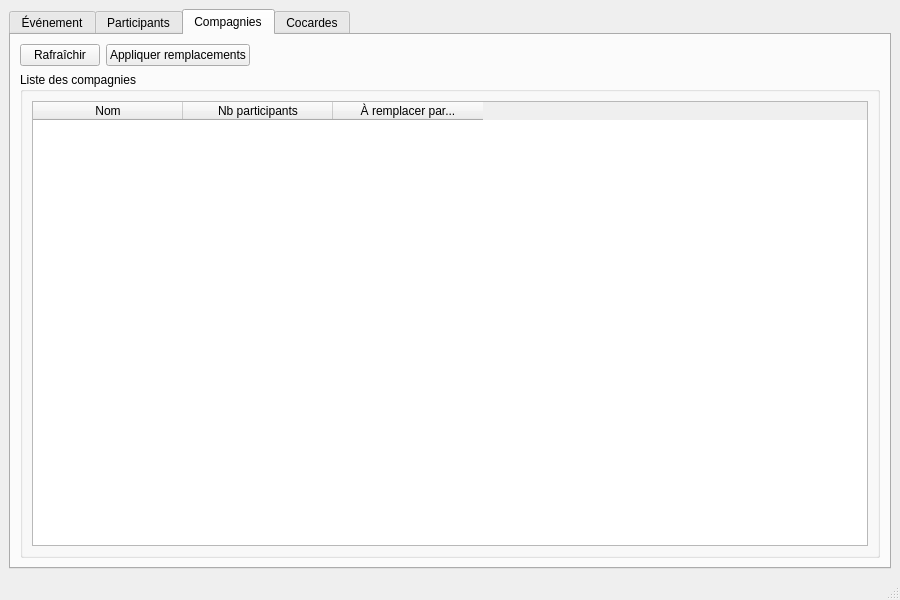
Before: the Qt Designer form MainWindow.ui in chosson/smpte-eventbrite, drawn with Qt 5.
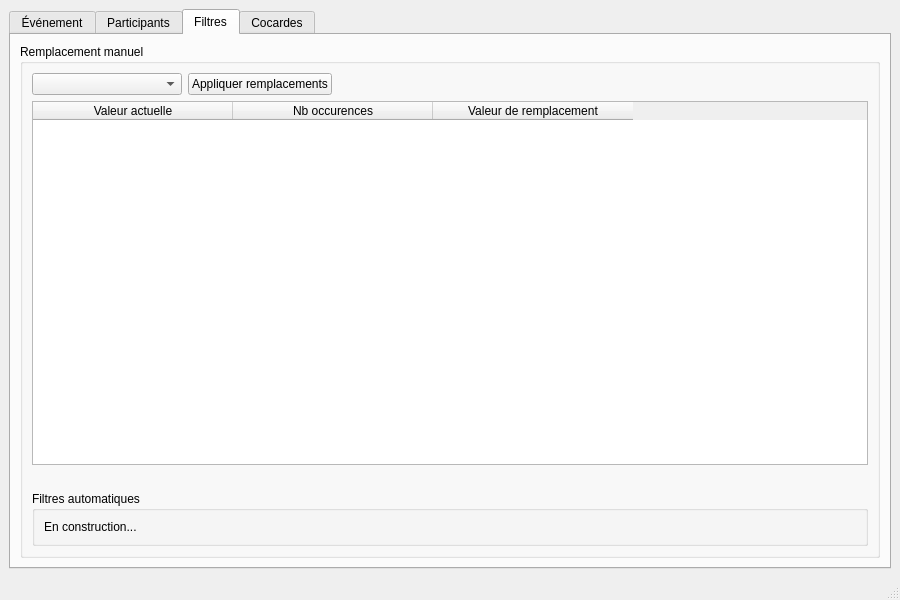
After: the same form once the commit is applied. The open tabs and pages were chosen to show the change.

Commit message: Généralisation du filtrage manuel de propriété à 4 props plutôt que juste le nom de compagnie.

The edit to the form file:
```diff
--- a/MainWindow.ui
+++ b/MainWindow.ui
@@ -335,16 +335,51 @@
       </widget>
       <widget class="QWidget" name="tab">
        <attribute name="title">
-        <string>Compagnies</string>
+        <string>Filtres</string>
        </attribute>
        <layout class="QVBoxLayout" name="verticalLayout_8">
         <item>
+         <widget class="QGroupBox" name="groupBox">
+          <property name="title">
+           <string>Remplacement manuel</string>
+          </property>
+          <layout class="QVBoxLayout" name="verticalLayout_7">
+           <item>
          <layout class="QHBoxLayout" name="horizontalLayout_6">
           <item>
-           <widget class="QPushButton" name="btnRefreshCompanies">
+              <widget class="QComboBox" name="comboManualFilter">
+               <property name="minimumSize">
+                <size>
+                 <width>150</width>
+                 <height>0</height>
+                </size>
+               </property>
+               <property name="currentIndex">
+                <number>-1</number>
+               </property>
+               <property name="placeholderText">
+                <string>Choisir propriété</string>
+               </property>
+               <item>
             <property name="text">
-             <string>Rafraîchir</string>
-            </property>
+                 <string>Prénom</string>
+                </property>
+               </item>
+               <item>
+                <property name="text">
+                 <string>Nom</string>
+                </property>
+               </item>
+               <item>
+                <property name="text">
+                 <string>Rôle</string>
+                </property>
+               </item>
+               <item>
+                <property name="text">
+                 <string>Compagnie</string>
+                </property>
+               </item>
            </widget>
           </item>
           <item>
@@ -370,13 +405,7 @@
          </layout>
         </item>
         <item>
-         <widget class="QGroupBox" name="groupBox">
-          <property name="title">
-           <string>Liste des compagnies</string>
-          </property>
-          <layout class="QVBoxLayout" name="verticalLayout_7">
-           <item>
-            <widget class="QTableWidget" name="tableCompanyNames">
+            <widget class="QTableWidget" name="tableManualFilter">
              <property name="sortingEnabled">
               <bool>true</bool>
              </property>
@@ -387,7 +416,7 @@
               <number>3</number>
              </property>
              <attribute name="horizontalHeaderDefaultSectionSize">
-              <number>150</number>
+              <number>200</number>
              </attribute>
              <attribute name="horizontalHeaderShowSortIndicator" stdset="0">
               <bool>true</bool>
@@ -397,21 +426,50 @@
              </attribute>
              <column>
               <property name="text">
-               <string>Nom</string>
+               <string>Valeur actuelle</string>
               </property>
              </column>
              <column>
               <property name="text">
-               <string>Nb participants</string>
+               <string>Nb occurences</string>
               </property>
              </column>
              <column>
               <property name="text">
-               <string>À remplacer par...</string>
+               <string>Valeur de remplacement</string>
               </property>
              </column>
             </widget>
            </item>
+           <item>
+            <spacer name="horizontalSpacer_6">
+             <property name="orientation">
+              <enum>Qt::Orientation::Horizontal</enum>
+             </property>
+             <property name="sizeHint" stdset="0">
+              <size>
+               <width>40</width>
+               <height>20</height>
+              </size>
+             </property>
+            </spacer>
+           </item>
+           <item>
+            <widget class="QGroupBox" name="groupBox_2">
+             <property name="title">
+              <string>Filtres automatiques</string>
+             </property>
+             <layout class="QVBoxLayout" name="verticalLayout_10">
+              <item>
+               <widget class="QLabel" name="label_2">
+                <property name="text">
+                 <string>En construction...</string>
+                </property>
+               </widget>
+              </item>
+             </layout>
+            </widget>
+           </item>
           </layout>
          </widget>
         </item>
```
Left out of the diff: 8 changed lines with no effect on the pictures. Lines whose indentation alone changed are shown as unchanged. The commit also changes 2 other files.
